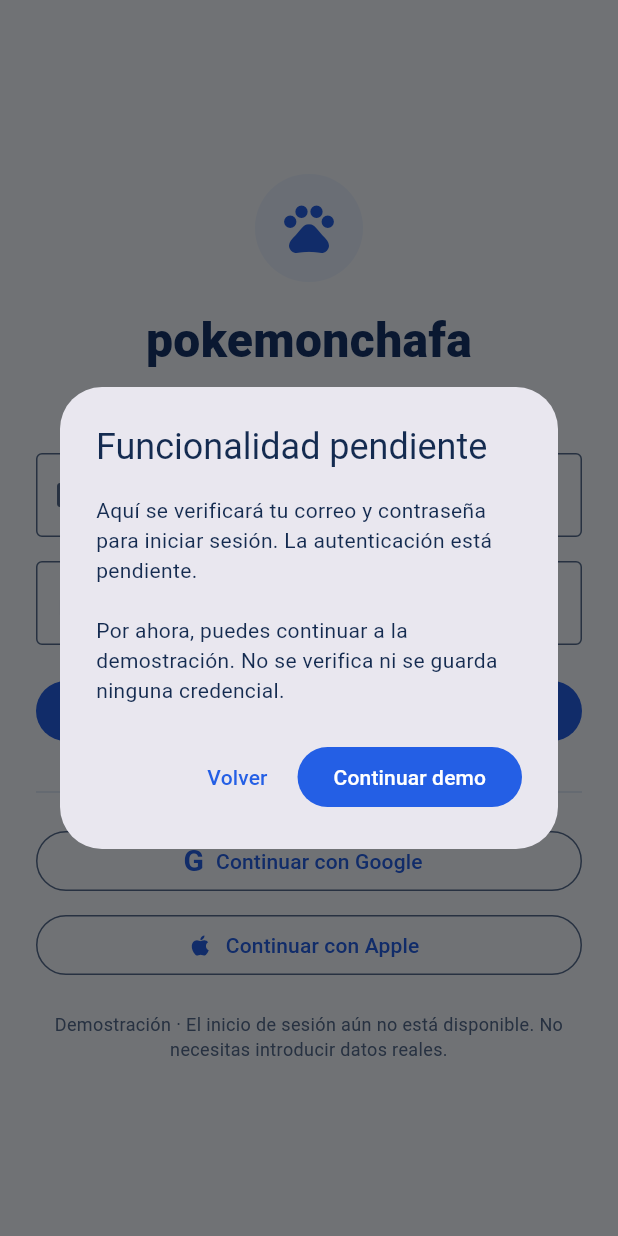
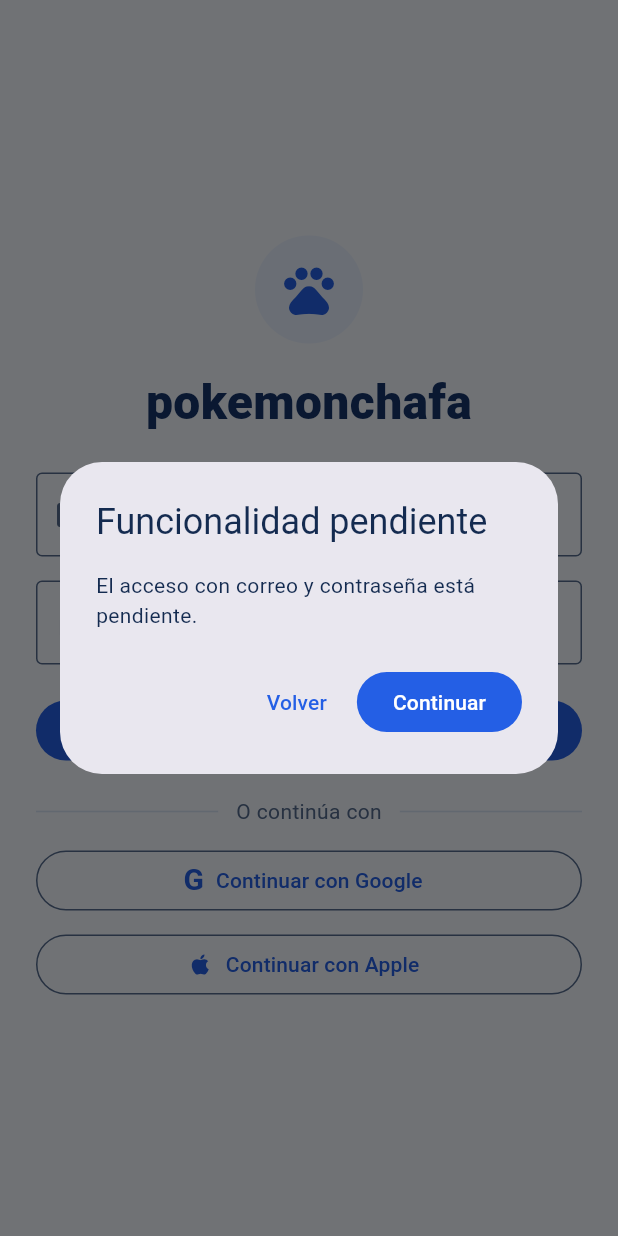
Before and after one commit to A4ld0/ProyectoDesarrolloMovil, a Flutter app: the screen it shows after launch, after a tap on "Iniciar sesión", on a phone screen of 412 x 824 dp. Run offline on Flutter 3.47's test engine with Material 3 defaults, Android fonts, the phone set to English and light mode, and no system bars.

Commit message:
Cambio en textos

```diff
--- a/lib/screens/inicio_sesion_screen.dart
+++ b/lib/screens/inicio_sesion_screen.dart
@@ -9,17 +9,7 @@ class InicioSesionScreen extends StatelessWidget {
       context: context,
       builder: (dialogContext) => AlertDialog(
         title: const Text('Funcionalidad pendiente'),
-        content: Text(
-          metodo == 'correo y contraseña'
-              ? 'Aquí se verificará tu correo y contraseña para iniciar sesión. '
-                    'La autenticación está pendiente.\n\n'
-                    'Por ahora, puedes continuar a la demostración. '
-                    'No se verifica ni se guarda ninguna credencial.'
-              : 'Aquí iniciarás sesión con tu cuenta de $metodo. '
-                    'La conexión con $metodo está pendiente.\n\n'
-                    'Por ahora, puedes continuar a la demostración '
-                    'sin conectar una cuenta.',
-        ),
+        content: Text('El acceso con $metodo está pendiente.'),
         actions: [
           TextButton(
             onPressed: () => Navigator.pop(dialogContext, false),
@@ -27,7 +17,7 @@ class InicioSesionScreen extends StatelessWidget {
           ),
           FilledButton(
             onPressed: () => Navigator.pop(dialogContext, true),
-            child: const Text('Continuar demo'),
+            child: const Text('Continuar'),
           ),
         ],
       ),
@@ -69,12 +59,6 @@ class InicioSesionScreen extends StatelessWidget {
                     fontWeight: FontWeight.w800,
                     color: colors.secondary,
                   ),
-                ),
-                const SizedBox(height: 8),
-                Text(
-                  'Inicia sesión para comenzar a explorar',
-                  textAlign: TextAlign.center,
-                  style: TextStyle(color: colors.onSurfaceVariant),
                 ),
                 const SizedBox(height: 24),
                 const TextField(
@@ -134,16 +118,6 @@ class InicioSesionScreen extends StatelessWidget {
                   icon: const Icon(Icons.apple),
                   label: const Text('Continuar con Apple'),
                 ),
-                const SizedBox(height: 20),
-                Text(
-                  'Demostración · El inicio de sesión aún no está disponible. '
-                  'No necesitas introducir datos reales.',
-                  textAlign: TextAlign.center,
-                  style: TextStyle(
-                    color: colors.onSurfaceVariant,
-                    fontSize: 12,
-                  ),
-                ),
               ],
             ),
           ),
```
Also changed, not shown: lib/screens/ajustes_screen.dart (+0 -25 lines), 1 other file.
